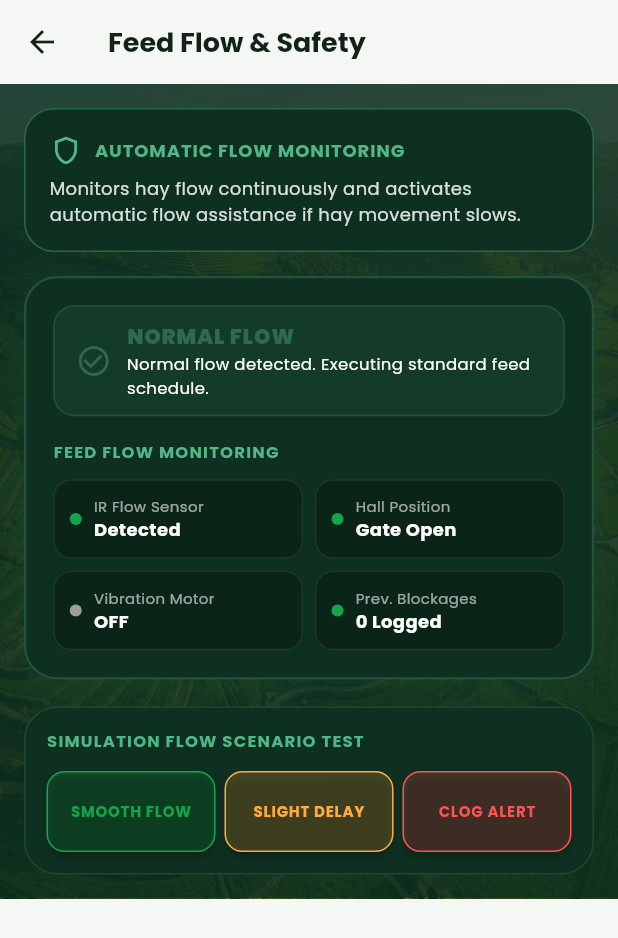
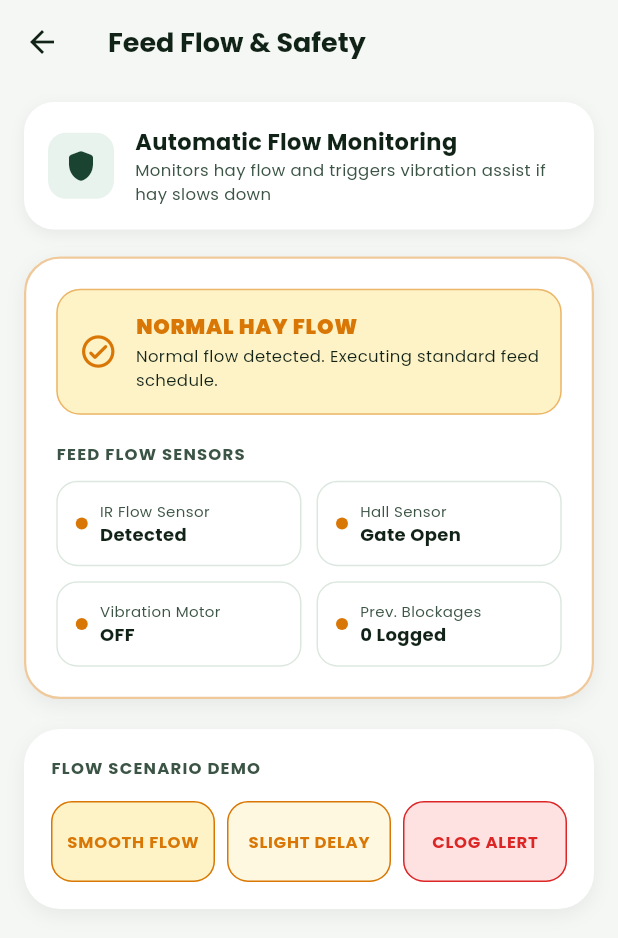
Before and after one commit to Kamal-055/SmartFarm, a Flutter app: the BlockagePredictionScreen screen opened directly, on a phone screen of 412 x 824 dp. Shown: the top 938 px of the screen. Run offline on Flutter 3.47's test engine with Material 3 defaults, Android fonts, the phone set to English and light mode, and no system bars; our stand-ins replace firebase_auth, firebase_core, firebase_database, firebase_messaging, fl_chart, google_fonts and 1 more; accounts and stored records are empty.

Commit message:
Ensure 100% responsive UI and consistent theme across all sub-screens

```diff
--- a/lib/screens/ai_models/blockage_prediction_screen.dart
+++ b/lib/screens/ai_models/blockage_prediction_screen.dart
@@ -16,156 +16,178 @@ class BlockagePredictionScreen extends StatelessWidget {
     return Scaffold(
       backgroundColor: AppColors.background,
       appBar: AppBar(
-        title: const Text('Feed Flow & Safety'),
-      ),
-      body: Stack(
-        children: [
-          // Background AI Aerial Farm Image with Dark Overlay
-          Positioned.fill(
-            child: Image.asset(
-              'assets/images/aerial_farm_bg.png',
-              fit: BoxFit.cover,
+        title: const Text(
+          'Feed Flow & Safety',
+          style: TextStyle(
+            fontSize: 18,
+            fontWeight: FontWeight.bold,
+            color: AppColors.textPrimary,
           ),
         ),
-          Positioned.fill(
-            child: Container(
-              color: AppColors.primaryDark.withValues(alpha: 0.88),
+        backgroundColor: AppColors.background,
+        elevation: 0,
+        iconTheme: const IconThemeData(color: AppColors.textPrimary),
       ),
-          ),
-
-          SafeArea(
+      body: SafeArea(
         child: SingleChildScrollView(
-              padding: const EdgeInsets.all(16),
+          padding: const EdgeInsets.only(left: 16, right: 16, top: 12, bottom: 100),
           child: Column(
             crossAxisAlignment: CrossAxisAlignment.start,
             children: [
-                  // Title Header Card
+              // Header Card
               Container(
                 width: double.infinity,
                 padding: const EdgeInsets.all(16),
                 decoration: BoxDecoration(
-                      color: AppColors.glassForestCard,
+                  color: AppColors.surface,
                   borderRadius: BorderRadius.circular(20),
-                      border: Border.all(color: AppColors.primaryAccent.withValues(alpha: 0.4)),
+                  boxShadow: const [
+                    BoxShadow(
+                      color: AppColors.cardShadow,
+                      blurRadius: 8,
+                      offset: Offset(0, 3),
                     ),
+                  ],
+                ),
+                child: Row(
+                  children: [
+                    Container(
+                      padding: const EdgeInsets.all(10),
+                      decoration: BoxDecoration(
+                        color: AppColors.primaryLight,
+                        borderRadius: BorderRadius.circular(12),
+                      ),
+                      child: const Icon(Icons.shield_rounded, color: AppColors.primary, size: 24),
+                    ),
+                    const SizedBox(width: 14),
+                    const Expanded(
                       child: Column(
                         crossAxisAlignment: CrossAxisAlignment.start,
                         children: [
-                        const Row(
-                          children: [
-                            Icon(Icons.shield_outlined, color: AppColors.primaryAccent, size: 22),
-                            SizedBox(width: 8),
-                            Expanded(
-                              child: Text(
-                                'AUTOMATIC FLOW MONITORING',
-                                maxLines: 1,
-                                overflow: TextOverflow.ellipsis,
+                          Text(
+                            'Automatic Flow Monitoring',
                             style: TextStyle(
-                                  fontSize: 12,
+                              fontSize: 15,
                               fontWeight: FontWeight.bold,
-                                  color: AppColors.primaryAccent,
-                                  letterSpacing: 0.6,
+                              color: AppColors.textPrimary,
                             ),
+                          ),
+                          Text(
+                            'Monitors hay flow and triggers vibration assist if hay slows down',
+                            style: TextStyle(
+                              fontSize: 11,
+                              color: AppColors.textSecondary,
                             ),
                           ),
                         ],
                       ),
-                        const SizedBox(height: 6),
-                        Text(
-                          'Monitors hay flow continuously and activates automatic flow assistance if hay movement slows.',
-                          style: TextStyle(fontSize: 12, color: Colors.white.withValues(alpha: 0.85)),
                     ),
                   ],
                 ),
               ),
-                  const SizedBox(height: 16),
+              const SizedBox(height: 18),
 
               // 3-State Risk Card
               BlockageRiskCard(
                 blockagePrediction: blockagePred,
                 blockageRecord: blockageRecord,
               ),
-                  const SizedBox(height: 18),
+              const SizedBox(height: 20),
 
-                  // Scenario Selector
+              // Scenario Selector Card
               Container(
-                    padding: const EdgeInsets.all(14),
+                padding: const EdgeInsets.all(18),
                 decoration: BoxDecoration(
-                      color: AppColors.glassForestCard,
-                      borderRadius: BorderRadius.circular(22),
-                      border: Border.all(color: AppColors.glassForestBorder),
+                  color: AppColors.surface,
+                  borderRadius: BorderRadius.circular(24),
+                  boxShadow: const [
+                    BoxShadow(
+                      color: AppColors.cardShadow,
+                      blurRadius: 10,
+                      offset: Offset(0, 4),
+                    ),
+                  ],
                 ),
                 child: Column(
                   crossAxisAlignment: CrossAxisAlignment.start,
                   children: [
                     const Text(
-                          'SIMULATION FLOW SCENARIO TEST',
+                      'FLOW SCENARIO DEMO',
                       style: TextStyle(
                         fontSize: 11,
                         fontWeight: FontWeight.bold,
-                            color: AppColors.primaryAccent,
+                        color: AppColors.textSecondary,
                         letterSpacing: 0.8,
                       ),
                     ),
-                        const SizedBox(height: 12),
+                    const SizedBox(height: 14),
 
                     Row(
                       children: [
                         Expanded(
                           child: ElevatedButton(
                             style: ElevatedButton.styleFrom(
-                                  backgroundColor: AppColors.onlineGreen.withValues(alpha: 0.2),
-                                  foregroundColor: AppColors.onlineGreen,
-                                  side: const BorderSide(color: AppColors.onlineGreen),
-                                  padding: const EdgeInsets.symmetric(vertical: 10, horizontal: 4),
-                                  shape: RoundedRectangleBorder(borderRadius: BorderRadius.circular(12)),
+                              backgroundColor: AppColors.secondaryLight,
+                              foregroundColor: AppColors.secondary,
+                              elevation: 0,
+                              padding: const EdgeInsets.symmetric(vertical: 12, horizontal: 4),
+                              shape: RoundedRectangleBorder(
+                                borderRadius: BorderRadius.circular(14),
+                                side: const BorderSide(color: AppColors.secondary),
+                              ),
                             ),
                             onPressed: () {
                               simProvider.triggerDemoNormal();
                             },
                             child: const FittedBox(
                               fit: BoxFit.scaleDown,
-                                  child: Text('SMOOTH FLOW', textAlign: TextAlign.center, style: TextStyle(fontSize: 10, fontWeight: FontWeight.bold)),
+                              child: Text('SMOOTH FLOW', textAlign: TextAlign.center, style: TextStyle(fontSize: 11, fontWeight: FontWeight.bold)),
                             ),
                           ),
                         ),
-                            const SizedBox(width: 6),
+                        const SizedBox(width: 8),
 
                         Expanded(
                           child: ElevatedButton(
                             style: ElevatedButton.styleFrom(
-                                  backgroundColor: Colors.orangeAccent.withValues(alpha: 0.2),
-                                  foregroundColor: Colors.orangeAccent,
-                                  side: const BorderSide(color: Colors.orangeAccent),
-                                  padding: const EdgeInsets.symmetric(vertical: 10, horizontal: 4),
-                                  shape: RoundedRectangleBorder(borderRadius: BorderRadius.circular(12)),
+                              backgroundColor: AppColors.warningBackground,
+                              foregroundColor: AppColors.warning,
+                              elevation: 0,
+                              padding: const EdgeInsets.symmetric(vertical: 12, horizontal: 4),
+                              shape: RoundedRectangleBorder(
+                                borderRadius: BorderRadius.circular(14),
+                                side: const BorderSide(color: AppColors.warning),
+                              ),
                             ),
                             onPressed: () {
                               simProvider.triggerDemoModerateBlockage();
                             },
                             child: const FittedBox(
                               fit: BoxFit.scaleDown,
-                                  child: Text('SLIGHT DELAY', textAlign: TextAlign.center, style: TextStyle(fontSize: 10, fontWeight: FontWeight.bold)),
+                              child: Text('SLIGHT DELAY', textAlign: TextAlign.center, style: TextStyle(fontSize: 11, fontWeight: FontWeight.bold)),
                             ),
                           ),
                         ),
-                            const SizedBox(width: 6),
+                        const SizedBox(width: 8),
 
                         Expanded(
                           child: ElevatedButton(
                             style: ElevatedButton.styleFrom(
-                                  backgroundColor: Colors.redAccent.withValues(alpha: 0.2),
-                                  foregroundColor: Colors.redAccent,
-                                  side: const BorderSide(color: Colors.redAccent),
-                                  padding: const EdgeInsets.symmetric(vertical: 10, horizontal: 4),
-                                  shape: RoundedRectangleBorder(borderRadius: BorderRadius.circular(12)),
+                              backgroundColor: AppColors.errorBackground,
+                              foregroundColor: AppColors.error,
+                              elevation: 0,
+                              padding: const EdgeInsets.symmetric(vertical: 12, horizontal: 4),
+                              shape: RoundedRectangleBorder(
+                                borderRadius: BorderRadius.circular(14),
+                                side: const BorderSide(color: AppColors.error),
+                              ),
                             ),
                             onPressed: () {
                               simProvider.triggerDemoSevereBlockage();
                             },
                             child: const FittedBox(
                               fit: BoxFit.scaleDown,
-                                  child: Text('CLOG ALERT', textAlign: TextAlign.center, style: TextStyle(fontSize: 10, fontWeight: FontWeight.bold)),
+                              child: Text('CLOG ALERT', textAlign: TextAlign.center, style: TextStyle(fontSize: 11, fontWeight: FontWeight.bold)),
                             ),
                           ),
                         ),
@@ -178,8 +200,6 @@ class BlockagePredictionScreen extends StatelessWidget {
           ),
         ),
       ),
-        ],
-      ),
     );
   }
 }
--- a/lib/widgets/blockage_risk_card.dart
+++ b/lib/widgets/blockage_risk_card.dart
@@ -16,42 +16,46 @@ class BlockageRiskCard extends StatelessWidget {
   @override
   Widget build(BuildContext context) {
     Color riskColor;
+    Color bgLightColor;
     IconData riskIcon;
     String statusTitle;
 
     switch (blockagePrediction.riskLevel) {
       case BlockageRiskLevel.normal:
-        riskColor = AppColors.success;
-        riskIcon = Icons.check_circle_outline;
-        statusTitle = "NORMAL FLOW";
+        riskColor = AppColors.secondary;
+        bgLightColor = AppColors.secondaryLight;
+        riskIcon = Icons.check_circle_outline_rounded;
+        statusTitle = "NORMAL HAY FLOW";
         break;
       case BlockageRiskLevel.moderate:
         riskColor = AppColors.warning;
-        riskIcon = Icons.warning_amber;
-        statusTitle = "MODERATE BLOCKAGE RISK";
+        bgLightColor = AppColors.warningBackground;
+        riskIcon = Icons.warning_amber_rounded;
+        statusTitle = "MODERATE FLOW DELAY";
         break;
       case BlockageRiskLevel.severe:
         riskColor = AppColors.error;
-        riskIcon = Icons.report_problem;
-        statusTitle = "SEVERE BLOCKAGE RISK";
+        bgLightColor = AppColors.errorBackground;
+        riskIcon = Icons.report_problem_rounded;
+        statusTitle = "CLOG DETECTED";
         break;
     }
 
     return Container(
-      padding: const EdgeInsets.all(18),
+      padding: const EdgeInsets.all(20),
       decoration: BoxDecoration(
-        color: AppColors.glassForestCard,
-        borderRadius: BorderRadius.circular(22),
+        color: AppColors.surface,
+        borderRadius: BorderRadius.circular(24),
         border: Border.all(
-          color: riskColor.withValues(alpha: 0.6),
+          color: riskColor.withValues(alpha: 0.4),
           width: 1.5,
         ),
-        boxShadow: [
+        boxShadow: const [
           BoxShadow(
-            color: riskColor.withValues(alpha: 0.15),
-            blurRadius: 16,
-            offset: const Offset(0, 6),
-          )
+            color: AppColors.cardShadow,
+            blurRadius: 10,
+            offset: Offset(0, 4),
+          ),
         ],
       ),
       child: Column(
@@ -59,16 +63,16 @@ class BlockageRiskCard extends StatelessWidget {
         children: [
           // 3-State Banner
           Container(
-            padding: const EdgeInsets.symmetric(horizontal: 14, vertical: 10),
+            padding: const EdgeInsets.all(14),
             decoration: BoxDecoration(
-              color: riskColor.withValues(alpha: 0.18),
-              borderRadius: BorderRadius.circular(14),
+              color: bgLightColor,
+              borderRadius: BorderRadius.circular(16),
               border: Border.all(color: riskColor.withValues(alpha: 0.5)),
             ),
             child: Row(
               children: [
-                Icon(riskIcon, color: riskColor, size: 24),
-                const SizedBox(width: 10),
+                Icon(riskIcon, color: riskColor, size: 26),
+                const SizedBox(width: 12),
                 Expanded(
                   child: Column(
                     crossAxisAlignment: CrossAxisAlignment.start,
@@ -82,11 +86,12 @@ class BlockageRiskCard extends StatelessWidget {
                           letterSpacing: 0.5,
                         ),
                       ),
+                      const SizedBox(height: 2),
                       Text(
                         blockagePrediction.recommendedAction,
                         style: const TextStyle(
                           fontSize: 11,
-                          color: Colors.white,
+                          color: AppColors.textPrimary,
                         ),
                       ),
                     ],
@@ -95,14 +100,14 @@ class BlockageRiskCard extends StatelessWidget {
               ],
             ),
           ),
-          const SizedBox(height: 16),
+          const SizedBox(height: 18),
 
           const Text(
-            'FEED FLOW MONITORING',
+            'FEED FLOW SENSORS',
             style: TextStyle(
               fontSize: 11,
               fontWeight: FontWeight.bold,
-              color: AppColors.primaryAccent,
+              color: AppColors.textSecondary,
               letterSpacing: 0.8,
             ),
           ),
@@ -118,17 +123,17 @@ class BlockageRiskCard extends StatelessWidget {
                   blockageRecord.irFlowDetected,
                 ),
               ),
-              const SizedBox(width: 8),
+              const SizedBox(width: 10),
               Expanded(
                 child: _buildCheckItem(
-                  'Hall Position',
+                  'Hall Sensor',
                   blockageRecord.hallSensorGateOpen ? 'Gate Open' : 'Gate Closed',
                   blockageRecord.hallSensorGateOpen,
                 ),
               ),
             ],
           ),
-          const SizedBox(height: 8),
+          const SizedBox(height: 10),
           Row(
             children: [
               Expanded(
@@ -136,10 +141,10 @@ class BlockageRiskCard extends StatelessWidget {
                   'Vibration Motor',
                   blockagePrediction.vibratorActivated ? 'ACTIVE' : 'OFF',
                   !blockagePrediction.vibratorActivated,
-                  accentColor: blockagePrediction.vibratorActivated ? Colors.orangeAccent : Colors.grey,
+                  accentColor: blockagePrediction.vibratorActivated ? AppColors.warning : AppColors.secondary,
                 ),
               ),
-              const SizedBox(width: 8),
+              const SizedBox(width: 10),
               Expanded(
                 child: _buildCheckItem(
                   'Prev. Blockages',
@@ -155,13 +160,13 @@ class BlockageRiskCard extends StatelessWidget {
   }
 
   Widget _buildCheckItem(String title, String value, bool isPositive, {Color? accentColor}) {
-    final statusColor = accentColor ?? (isPositive ? AppColors.onlineGreen : AppColors.error);
+    final statusColor = accentColor ?? (isPositive ? AppColors.secondary : AppColors.error);
     return Container(
-      padding: const EdgeInsets.all(10),
+      padding: const EdgeInsets.all(12),
       decoration: BoxDecoration(
-        color: Colors.black.withValues(alpha: 0.25),
-        borderRadius: BorderRadius.circular(12),
-        border: Border.all(color: Colors.white.withValues(alpha: 0.08)),
+        color: AppColors.surface,
+        borderRadius: BorderRadius.circular(14),
+        border: Border.all(color: AppColors.border),
       ),
       child: Row(
         children: [
@@ -182,13 +187,13 @@ class BlockageRiskCard extends StatelessWidget {
                   title,
                   maxLines: 1,
                   overflow: TextOverflow.ellipsis,
-                  style: TextStyle(fontSize: 10, color: Colors.white.withValues(alpha: 0.6)),
+                  style: const TextStyle(fontSize: 10, color: AppColors.textSecondary),
                 ),
                 Text(
                   value,
                   maxLines: 1,
                   overflow: TextOverflow.ellipsis,
-                  style: const TextStyle(fontSize: 12, fontWeight: FontWeight.bold, color: Colors.white),
+                  style: const TextStyle(fontSize: 12, fontWeight: FontWeight.bold, color: AppColors.textPrimary),
                 ),
               ],
             ),
```
Also changed, not shown: lib/screens/gate_control/gate_control_screen.dart (+16 -25 lines), lib/screens/history/history_screen.dart (+42 -39 lines). Lines whose indentation alone changed are shown as unchanged.
